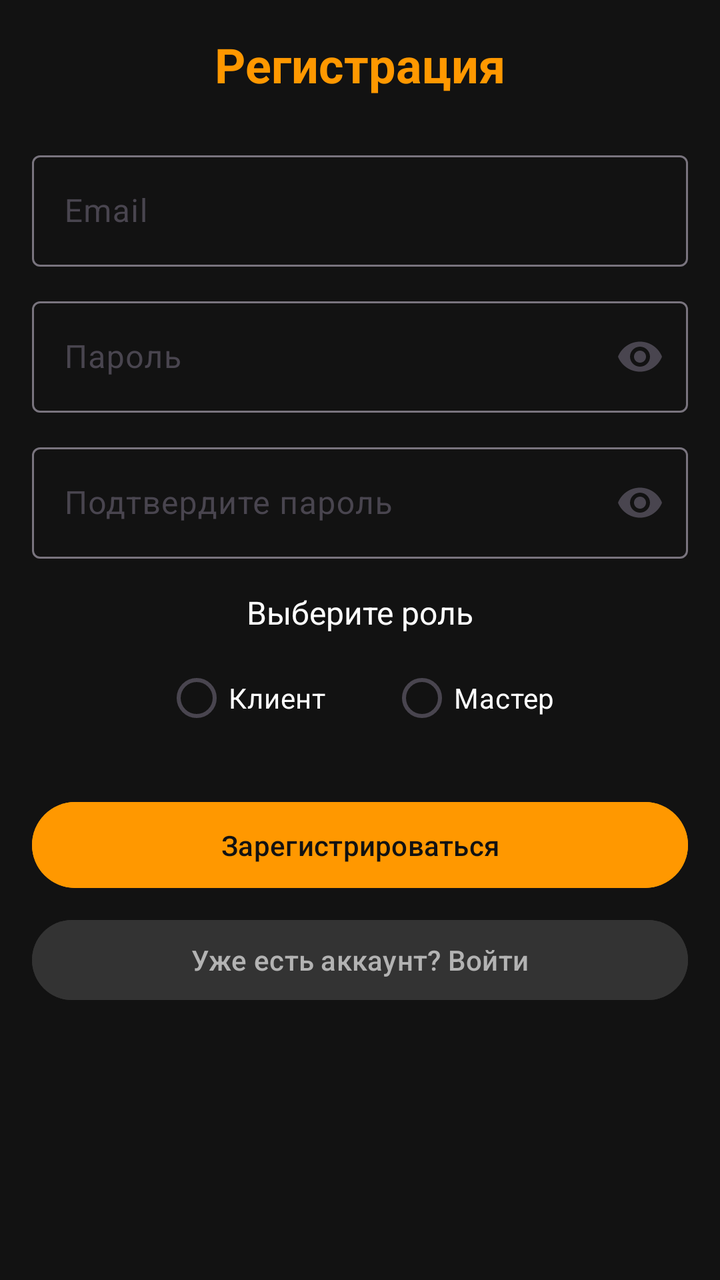
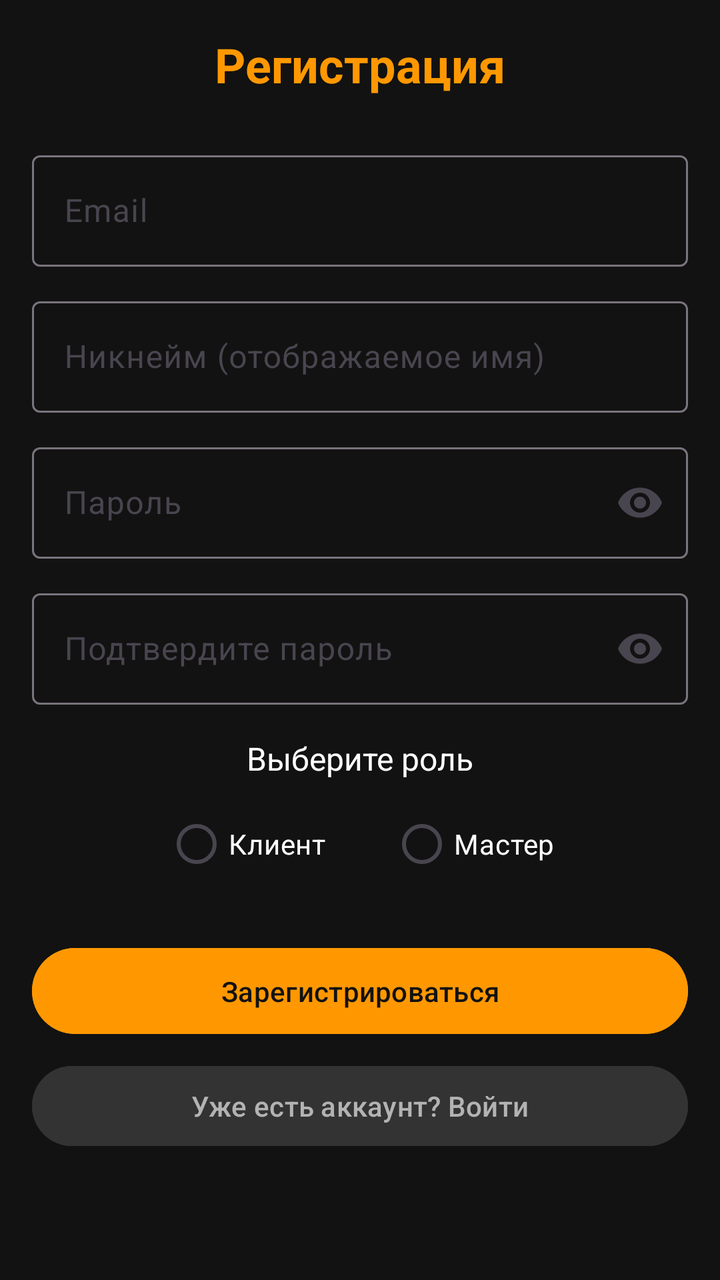

Screens rendered from an Android XML layout before and after an edit, with the pre-edit source and the edit as a unified diff.
<!-- AndroidManifest.xml: application theme Theme.AvtoMaster -->
<!-- res/layout/activity_register.xml -->
<?xml version="1.0" encoding="utf-8"?>
<ScrollView xmlns:android="http://schemas.android.com/apk/res/android"
    xmlns:app="http://schemas.android.com/apk/res-auto"
    android:layout_width="match_parent"
    android:layout_height="match_parent"
    android:padding="16dp"
    android:background="@color/background_dark">

    <LinearLayout
        android:layout_width="match_parent"
        android:layout_height="wrap_content"
        android:orientation="vertical"
        android:gravity="center_horizontal">

        <TextView
            android:layout_width="wrap_content"
            android:layout_height="wrap_content"
            android:text="Регистрация"
            android:textSize="24sp"
            android:textStyle="bold"
            android:textColor="@color/orange_accent"
            android:layout_marginBottom="24dp" />

        
        <com.google.android.material.textfield.TextInputLayout
            android:layout_width="match_parent"
            android:layout_height="wrap_content"
            android:hint="Email"
            style="@style/Widget.Material3.TextInputLayout.OutlinedBox"
            android:layout_marginBottom="12dp">

            <com.google.android.material.textfield.TextInputEditText
                android:id="@+id/editEmail"
                android:layout_width="match_parent"
                android:layout_height="wrap_content"
                android:inputType="textEmailAddress" />
        </com.google.android.material.textfield.TextInputLayout>

        
        <com.google.android.material.textfield.TextInputLayout
            android:layout_width="match_parent"
            android:layout_height="wrap_content"
            android:hint="Пароль"
            style="@style/Widget.Material3.TextInputLayout.OutlinedBox"
            app:endIconMode="password_toggle"
            android:layout_marginBottom="12dp">

            <com.google.android.material.textfield.TextInputEditText
                android:id="@+id/editPassword"
                android:layout_width="match_parent"
                android:layout_height="wrap_content"
                android:inputType="textPassword" />
        </com.google.android.material.textfield.TextInputLayout>

        
        <com.google.android.material.textfield.TextInputLayout
            android:layout_width="match_parent"
            android:layout_height="wrap_content"
            android:hint="Подтвердите пароль"
            style="@style/Widget.Material3.TextInputLayout.OutlinedBox"
            app:endIconMode="password_toggle"
            android:layout_marginBottom="16dp">

            <com.google.android.material.textfield.TextInputEditText
                android:id="@+id/editConfirmPassword"
                android:layout_width="match_parent"
                android:layout_height="wrap_content"
                android:inputType="textPassword" />
        </com.google.android.material.textfield.TextInputLayout>

        
        <TextView
            android:layout_width="wrap_content"
            android:layout_height="wrap_content"
            android:text="Выберите роль"
            android:textSize="16sp"
            android:textColor="@color/text_primary"
            android:layout_marginBottom="8dp" />

        <RadioGroup
            android:id="@+id/radioGroupRole"
            android:layout_width="match_parent"
            android:layout_height="wrap_content"
            android:orientation="horizontal"
            android:gravity="center"
            android:layout_marginBottom="24dp">

            <RadioButton
                android:id="@+id/radioClient"
                android:layout_width="wrap_content"
                android:layout_height="wrap_content"
                android:text="Клиент"
                android:textColor="@color/text_primary"
                android:layout_marginEnd="32dp" />

            <RadioButton
                android:id="@+id/radioMaster"
                android:layout_width="wrap_content"
                android:layout_height="wrap_content"
                android:text="Мастер"
                android:textColor="@color/text_primary" />

        </RadioGroup>

        
        <Button
            android:id="@+id/buttonRegister"
            android:layout_width="match_parent"
            android:layout_height="wrap_content"
            android:text="Зарегистрироваться"
            android:backgroundTint="@color/orange_accent"
            android:textColor="@color/background_dark"
            android:paddingVertical="12dp" />

        
        <Button
            android:id="@+id/buttonToLogin"
            android:layout_width="match_parent"
            android:layout_height="wrap_content"
            android:text="Уже есть аккаунт? Войти"
            android:backgroundTint="@color/button_secondary"
            android:textColor="@color/text_secondary"
            android:layout_marginTop="8dp" />

    </LinearLayout>
</ScrollView>
<!-- resources referenced by this layout -->
<resources>
  <color name="background_dark">#121212</color>
  <color name="button_secondary">#333333</color>
  <color name="orange_accent">#FF9800</color>
  <color name="text_primary">#FFFFFF</color>
  <color name="text_secondary">#B3B3B3</color>
  <style name="Theme.AvtoMaster" parent="Base.Theme.AvtoMaster" />
  <style name="Base.Theme.AvtoMaster" parent="Theme.Material3.DayNight.NoActionBar">
          <item name="android:statusBarColor">@color/orange_accent</item>
          <item name="android:windowLightStatusBar">true</item>
          <item name="android:windowBackground">@color/background_dark</item>
      </style>
</resources>

<!-- the commit's change to res/layout/activity_register.xml (unified diff, before → after) -->
@@ -28,7 +28,6 @@
             android:hint="Email"
             style="@style/Widget.Material3.TextInputLayout.OutlinedBox"
             android:layout_marginBottom="12dp">
-
             <com.google.android.material.textfield.TextInputEditText
                 android:id="@+id/editEmail"
                 android:layout_width="match_parent"
@@ -40,11 +39,24 @@
         <com.google.android.material.textfield.TextInputLayout
             android:layout_width="match_parent"
             android:layout_height="wrap_content"
+            android:hint="Никнейм (отображаемое имя)"
+            style="@style/Widget.Material3.TextInputLayout.OutlinedBox"
+            android:layout_marginBottom="12dp">
+            <com.google.android.material.textfield.TextInputEditText
+                android:id="@+id/editNickname"
+                android:layout_width="match_parent"
+                android:layout_height="wrap_content"
+                android:inputType="text" />
+        </com.google.android.material.textfield.TextInputLayout>
+
+        
+        <com.google.android.material.textfield.TextInputLayout
+            android:layout_width="match_parent"
+            android:layout_height="wrap_content"
             android:hint="Пароль"
             style="@style/Widget.Material3.TextInputLayout.OutlinedBox"
             app:endIconMode="password_toggle"
             android:layout_marginBottom="12dp">
-
             <com.google.android.material.textfield.TextInputEditText
                 android:id="@+id/editPassword"
                 android:layout_width="match_parent"
@@ -60,7 +72,6 @@
             style="@style/Widget.Material3.TextInputLayout.OutlinedBox"
             app:endIconMode="password_toggle"
             android:layout_marginBottom="16dp">
-
             <com.google.android.material.textfield.TextInputEditText
                 android:id="@+id/editConfirmPassword"
                 android:layout_width="match_parent"
<!-- resource entries referenced after the edit -->
@@ -8,8 +8,12 @@
   <style name="Theme.AvtoMaster" parent="Base.Theme.AvtoMaster" />
   <style name="Base.Theme.AvtoMaster" parent="Theme.Material3.DayNight.NoActionBar">
           <item name="android:statusBarColor">@color/orange_accent</item>
-          <item name="android:windowLightStatusBar">true</item>
+          <item name="android:windowLightStatusBar">false</item>
           <item name="android:windowBackground">@color/background_dark</item>
+          <item name="colorPrimary">@color/orange_accent</item>
+          <item name="colorPrimaryDark">@color/orange_accent_dark</item>
+          <item name="colorAccent">@color/orange_accent</item>
       </style>
+  <color name="orange_accent_dark">#E68900</color>
 </resources>
 
